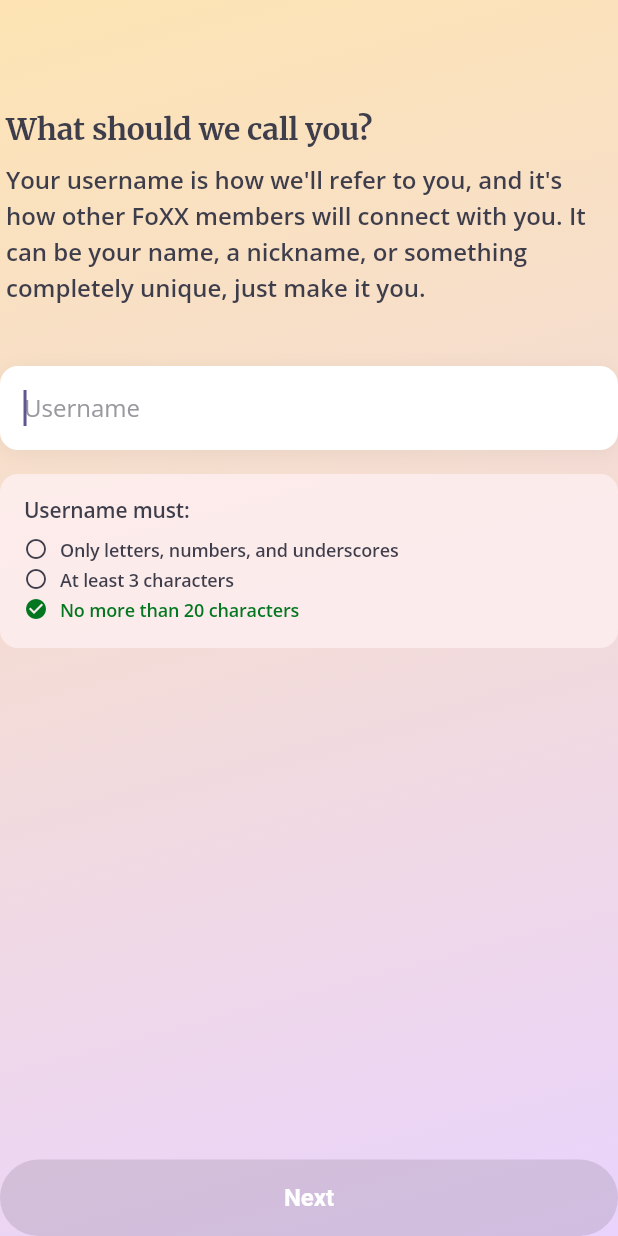
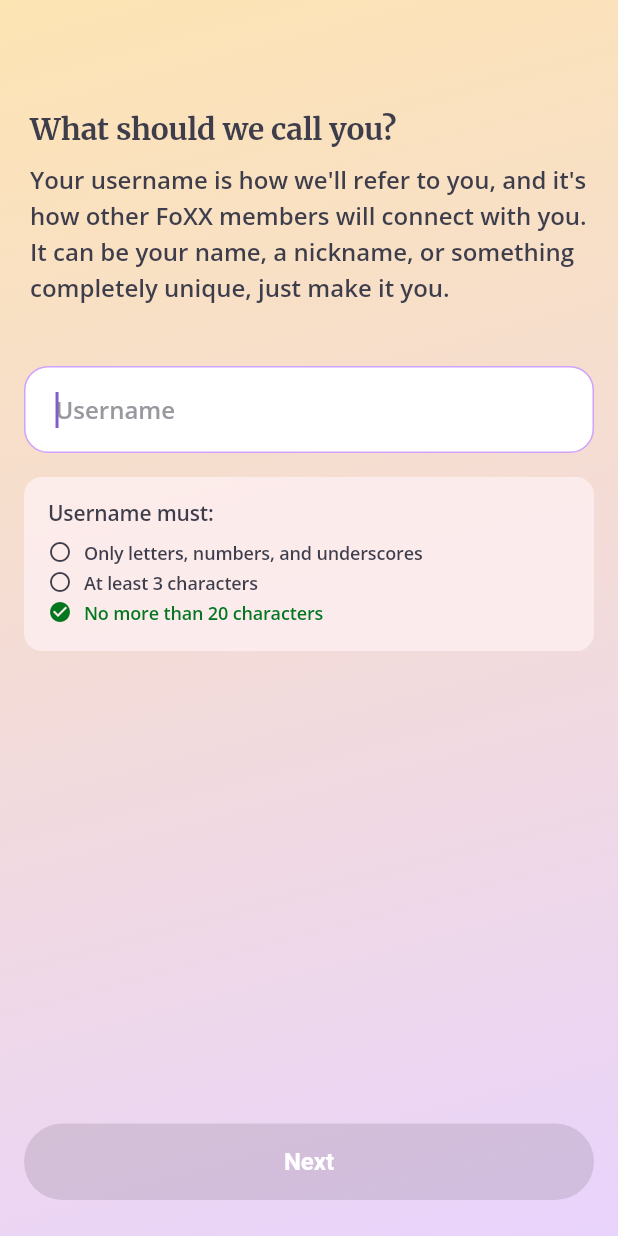
Before and after one commit to cazfoxx/foxx-health-mobile, a Flutter app: the UsernameScreen screen opened directly, on a phone screen of 412 x 824 dp. Run offline on Flutter 3.47's test engine with Material 3 defaults, Android fonts, the phone set to English and light mode, and no system bars; our stand-ins replace app_links, awesome_snackbar_content, calendar_date_picker2, dio, equatable, firebase_analytics and 14 more; missing offline and left inert: liquid_glass_renderer; accounts and stored records are empty; network calls fail; Roboto replaces fonts that are missing (OpenSans).

```diff
--- a/lib/features/presentation/screens/onboarding/widgets/username_screen.dart
+++ b/lib/features/presentation/screens/onboarding/widgets/username_screen.dart
@@ -10,7 +10,7 @@ import 'package:foxxhealth/features/presentation/widgets/foxx_text_field.dart';
 class UsernameScreen extends StatefulWidget {
   final VoidCallback? onNext;
   final Function(String)? onDataUpdate;
-  final String? currentValue; // ✅ Previously entered username
+  final String? currentValue; // Previously entered username
 
   const UsernameScreen({
     super.key,
@@ -28,6 +28,7 @@ class _UsernameScreenState extends State<UsernameScreen> {
   final FocusNode _usernameFocusNode = FocusNode();
   bool _hasError = false;
   String _errorMessage = '';
+
   // Username validation flags (login-style)
   bool _hasMinLength = false;
   bool _hasAllowedCharacters = false;
@@ -36,12 +37,13 @@ class _UsernameScreenState extends State<UsernameScreen> {
   @override
   void initState() {
     super.initState();
-    // ✅ Pre-fill if current value exists
+    // Pre-fill if current value exists
     if (widget.currentValue != null) {
       _usernameController.text = widget.currentValue!;
       _updateUsernameValidation();
     }
 
+    // Auto-focus
     Future.delayed(Duration.zero, () {
       FocusScope.of(context).requestFocus(_usernameFocusNode);
     });
@@ -73,14 +75,12 @@ class _UsernameScreenState extends State<UsernameScreen> {
       _hasMinLength = username.length >= 3;
       _withinMaxLength = username.length <= 20;
       _hasAllowedCharacters = RegExp(r'^[a-zA-Z0-9_]*$').hasMatch(username);
-      // Clear inline error while typing; rely on rules UI
       _hasError = false;
       _errorMessage = '';
     });
   }
 
   void _validateUsername(String username) {
-    // Only keep a simple required error; rules box conveys specific requirements
     if (username.isEmpty) {
       setState(() {
         _hasError = true;
@@ -131,6 +131,8 @@ class _UsernameScreenState extends State<UsernameScreen> {
       child: Scaffold(
         backgroundColor: Colors.transparent,
         body: SafeArea(
+          child: Padding(
+            padding: AppSpacing.safeAreaHorizontalPadding,
             child: Column(
               crossAxisAlignment: CrossAxisAlignment.start,
               children: [
@@ -143,43 +145,16 @@ class _UsernameScreenState extends State<UsernameScreen> {
                       "Your username is how we'll refer to you, and it's how other FoXX members will connect with you. It can be your name, a nickname, or something completely unique, just make it you.",
                 ),
                 const SizedBox(height: 24),
-              Container(
-                decoration: BoxDecoration(
-                  color: AppColors.surface01,
-                  borderRadius: BorderRadius.circular(12),
-                  boxShadow: [
-                    BoxShadow(
-                      color: AppColors.overlayLight,
-                      blurRadius: 10,
-                      offset: const Offset(0, 2),
-                    ),
-                  ],
-                ),
-                child: TextField(
+                FoxxTextField(
+                  hintText: 'Username',
                   controller: _usernameController,
                   focusNode: _usernameFocusNode,
-                  decoration: InputDecoration(
-                    hintText: 'Username',
-                    hintStyle: AppTypography.bodyMd.copyWith(
-                      fontWeight: AppTypography.regular,
-                      color: AppColors.textInputPlaceholder,
-                    ),
-                    border: InputBorder.none,
-                    contentPadding: const EdgeInsets.symmetric(
-                      horizontal: 16,
-                      vertical: 16,
-                    ),
-                  ),
-                  style: AppTypography.bodyMd.copyWith(
-                    fontWeight: AppTypography.regular,
-                  ),
+                  showClearButton: true,
                   onChanged: (value) {
                     _updateUsernameValidation();
                   },
                 ),
-              ),
                 const SizedBox(height: 16),
-              // Login-style validation rules box
                 Container(
                   width: double.infinity,
                   padding: const EdgeInsets.all(16),
@@ -223,7 +198,9 @@ class _UsernameScreenState extends State<UsernameScreen> {
                     ),
                   ),
                 const Spacer(),
-              SizedBox(
+                Padding(
+                  padding: EdgeInsets.only(bottom: AppSpacing.s24),
+                  child: SizedBox(
                     width: double.infinity,
                     child: FoxxNextButton(
                       isEnabled: getUsername() != null &&
@@ -250,7 +227,9 @@ class _UsernameScreenState extends State<UsernameScreen> {
                       text: 'Next',
                     ),
                   ),
+                ),
               ],
+            ),
           ),
         ),
       ),
```
Also changed, not shown: lib/features/presentation/screens/onboarding/view/onboarding_flow.dart (+6 -23 lines), lib/features/presentation/widgets/foxx_app_bar.dart (added, +167 -0 lines), lib/features/presentation/widgets/foxx_buttons.dart (+73 -1 lines), assets/svg/icons/circle_backbutton-32.svg (added). Lines whose indentation alone changed are shown as unchanged.
